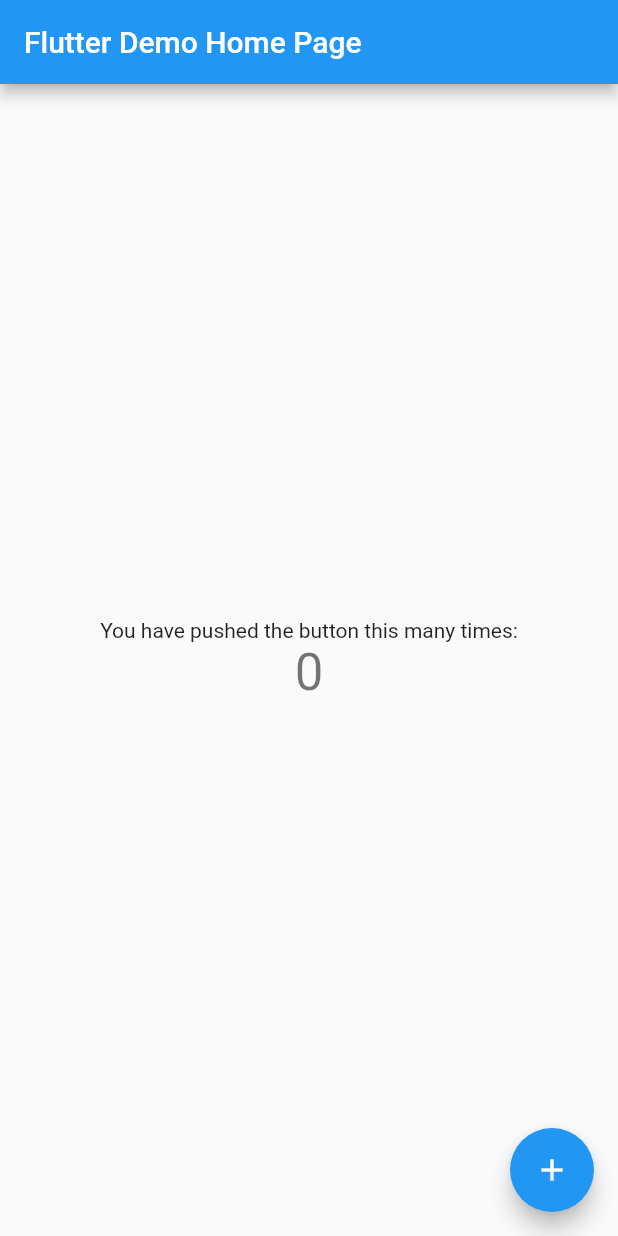
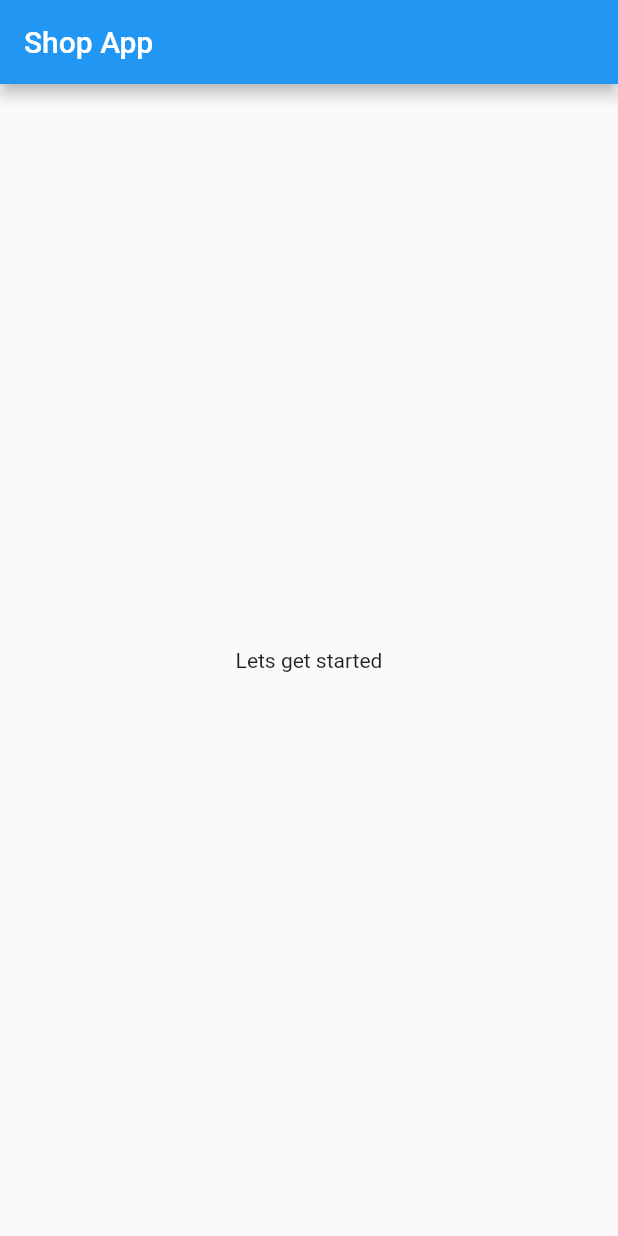
Before and after one commit to Summaiya14/Shop_App, a Flutter app: the screen it shows after launch, on a phone screen of 412 x 824 dp. Run offline on Flutter 3.47's test engine with Material 2 defaults, Android fonts, the phone set to English and light mode, and no system bars.

Commit message:
changes in main.dart file

```diff
--- a/lib/main.dart
+++ b/lib/main.dart
@@ -9,109 +9,28 @@ class MyApp extends StatelessWidget {
   @override
   Widget build(BuildContext context) {
     return MaterialApp(
-      title: 'Flutter Demo',
+      title: 'Shop App',
       theme: ThemeData(
-        // This is the theme of your application.
-        //
-        // Try running your application with "flutter run". You'll see the
-        // application has a blue toolbar. Then, without quitting the app, try
-        // changing the primarySwatch below to Colors.green and then invoke
-        // "hot reload" (press "r" in the console where you ran "flutter run",
-        // or simply save your changes to "hot reload" in a Flutter IDE).
-        // Notice that the counter didn't reset back to zero; the application
-        // is not restarted.
         primarySwatch: Colors.blue,
-        // This makes the visual density adapt to the platform that you run
-        // the app on. For desktop platforms, the controls will be smaller and
-        // closer together (more dense) than on mobile platforms.
         visualDensity: VisualDensity.adaptivePlatformDensity,
       ),
-      home: MyHomePage(title: 'Flutter Demo Home Page'),
+      home: MyHomePage(),
     );
   }
 }
 
-class MyHomePage extends StatefulWidget {
-  MyHomePage({Key key, this.title}) : super(key: key);
-
-  // This widget is the home page of your application. It is stateful, meaning
-  // that it has a State object (defined below) that contains fields that affect
-  // how it looks.
-
-  // This class is the configuration for the state. It holds the values (in this
-  // case the title) provided by the parent (in this case the App widget) and
-  // used by the build method of the State. Fields in a Widget subclass are
-  // always marked "final".
-
-  final String title;
-
-  @override
-  _MyHomePageState createState() => _MyHomePageState();
-}
-
-class _MyHomePageState extends State<MyHomePage> {
-  int _counter = 0;
-
-  void _incrementCounter() {
-    setState(() {
-      // This call to setState tells the Flutter framework that something has
-      // changed in this State, which causes it to rerun the build method below
-      // so that the display can reflect the updated values. If we changed
-      // _counter without calling setState(), then the build method would not be
-      // called again, and so nothing would appear to happen.
-      _counter++;
-    });
-  }
+class MyHomePage extends StatelessWidget {
+  const MyHomePage({Key key}) : super(key: key);
 
   @override
   Widget build(BuildContext context) {
-    // This method is rerun every time setState is called, for instance as done
-    // by the _incrementCounter method above.
-    //
-    // The Flutter framework has been optimized to make rerunning build methods
-    // fast, so that you can just rebuild anything that needs updating rather
-    // than having to individually change instances of widgets.
     return Scaffold(
       appBar: AppBar(
-        // Here we take the value from the MyHomePage object that was created by
-        // the App.build method, and use it to set our appbar title.
-        title: Text(widget.title),
+        title: Text('Shop App'),
       ),
       body: Center(
-        // Center is a layout widget. It takes a single child and positions it
-        // in the middle of the parent.
-        child: Column(
-          // Column is also a layout widget. It takes a list of children and
-          // arranges them vertically. By default, it sizes itself to fit its
-          // children horizontally, and tries to be as tall as its parent.
-          //
-          // Invoke "debug painting" (press "p" in the console, choose the
-          // "Toggle Debug Paint" action from the Flutter Inspector in Android
-          // Studio, or the "Toggle Debug Paint" command in Visual Studio Code)
-          // to see the wireframe for each widget.
-          //
-          // Column has various properties to control how it sizes itself and
-          // how it positions its children. Here we use mainAxisAlignment to
-          // center the children vertically; the main axis here is the vertical
-          // axis because Columns are vertical (the cross axis would be
-          // horizontal).
-          mainAxisAlignment: MainAxisAlignment.center,
-          children: <Widget>[
-            Text(
-              'You have pushed the button this many times:',
-            ),
-            Text(
-              '$_counter',
-              style: Theme.of(context).textTheme.headline4,
-            ),
-          ],
-        ),
+        child: Text('Lets get started'),
       ),
-      floatingActionButton: FloatingActionButton(
-        onPressed: _incrementCounter,
-        tooltip: 'Increment',
-        child: Icon(Icons.add),
-      ), // This trailing comma makes auto-formatting nicer for build methods.
     );
   }
 }
```
